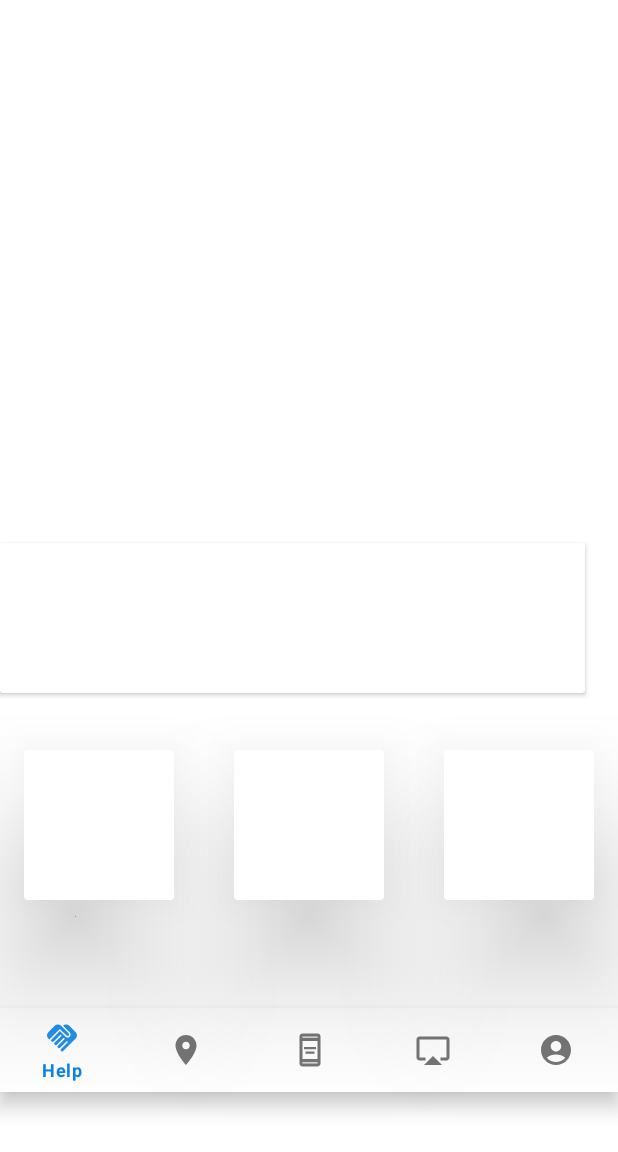
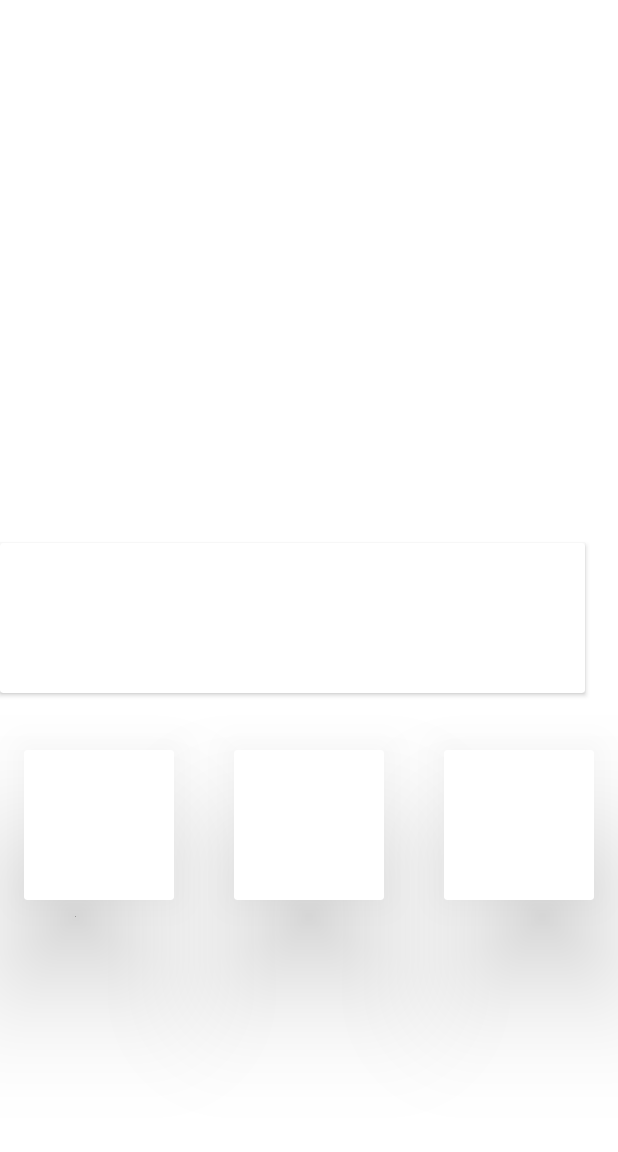
Before and after one commit to Code-X-Novas/Shine_gdsc, an Android app: the fragment fragment_profile shown on its own in the app's theme, on a phone screen of 412 x 824 dp. Shown: the top 1152 px of the screen. Run offline under Robolectric (Android 15) with nearby library versions, the phone set to English and light mode, and no system bars.

Commit message:
error resolved

```diff
--- a/app/build.gradle.kts
+++ b/app/build.gradle.kts
@@ -41,6 +41,9 @@ dependencies {
     implementation(libs.firebase.auth)
     implementation(libs.firebase.config)
 
+
+
+
     implementation ("org.maplibre.gl:android-sdk:10.0.2")
 
     testImplementation(libs.junit)
--- a/app/src/main/res/layout/fragment_help.xml
+++ b/app/src/main/res/layout/fragment_help.xml
@@ -54,7 +54,7 @@
             android:layout_height="wrap_content"
             android:layout_below="@id/editText"
             android:layout_alignParentEnd="true"
-            android:layout_marginTop="603dp"
+            android:layout_marginTop="606dp"
             android:layout_marginEnd="14dp"
             android:background="@drawable/custom_button_background"
             android:paddingStart="20dp"
--- a/app/src/main/res/layout/fragment_learnt.xml
+++ b/app/src/main/res/layout/fragment_learnt.xml
@@ -1,5 +1,5 @@
 <?xml version="1.0" encoding="utf-8"?>
-<!-- fragment_scholarships.xml -->
+
 <androidx.core.widget.NestedScrollView xmlns:android="http://schemas.android.com/apk/res/android"
     android:layout_width="match_parent"
     android:layout_height="match_parent">
--- a/app/src/main/res/layout/fragment_profile.xml
+++ b/app/src/main/res/layout/fragment_profile.xml
@@ -7,14 +7,6 @@
     tools:context=".fragment.fragment_profile">
 
 
-    <com.google.android.material.bottomnavigation.BottomNavigationView
-        android:id="@+id/bottom_nav"
-        android:layout_width="match_parent"
-        android:layout_height="wrap_content"
-        android:layout_marginTop="672dp"
-        app:menu="@menu/bottom_menu">
-
-    </com.google.android.material.bottomnavigation.BottomNavigationView>
 
 
     <androidx.cardview.widget.CardView
```
Also changed, not shown: app/src/main/java/com/example/new_project/fragment/fragment_help.java (+14 -0 lines), app/src/main/res/layout/activity_main.xml (+12 -0 lines).
